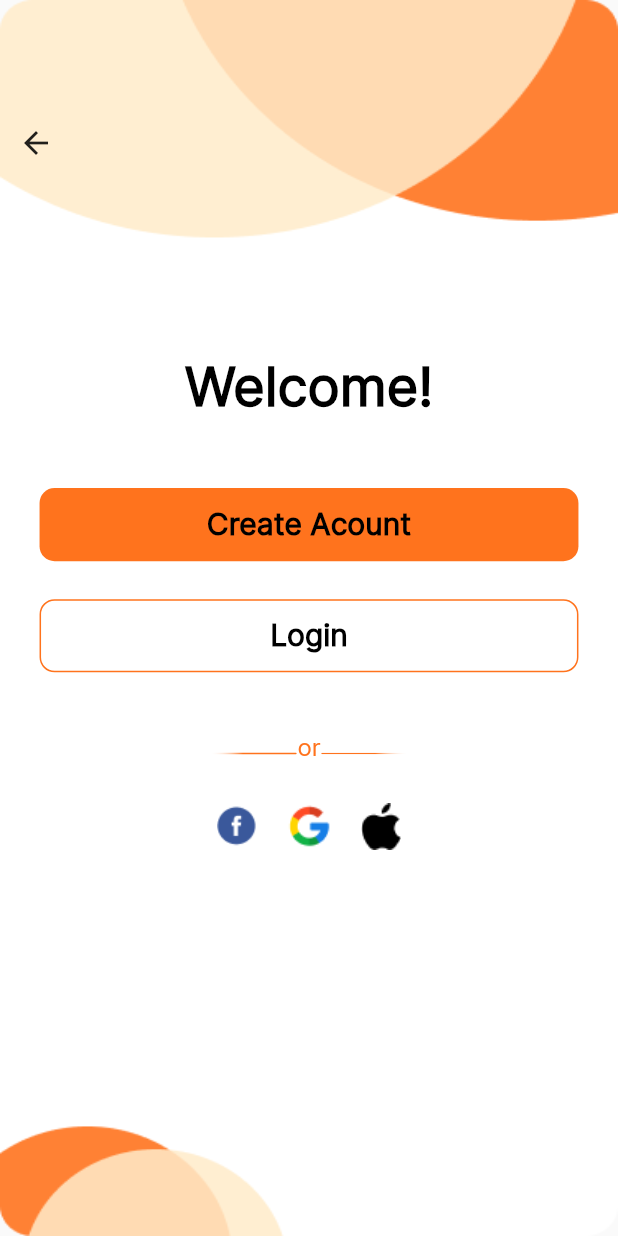
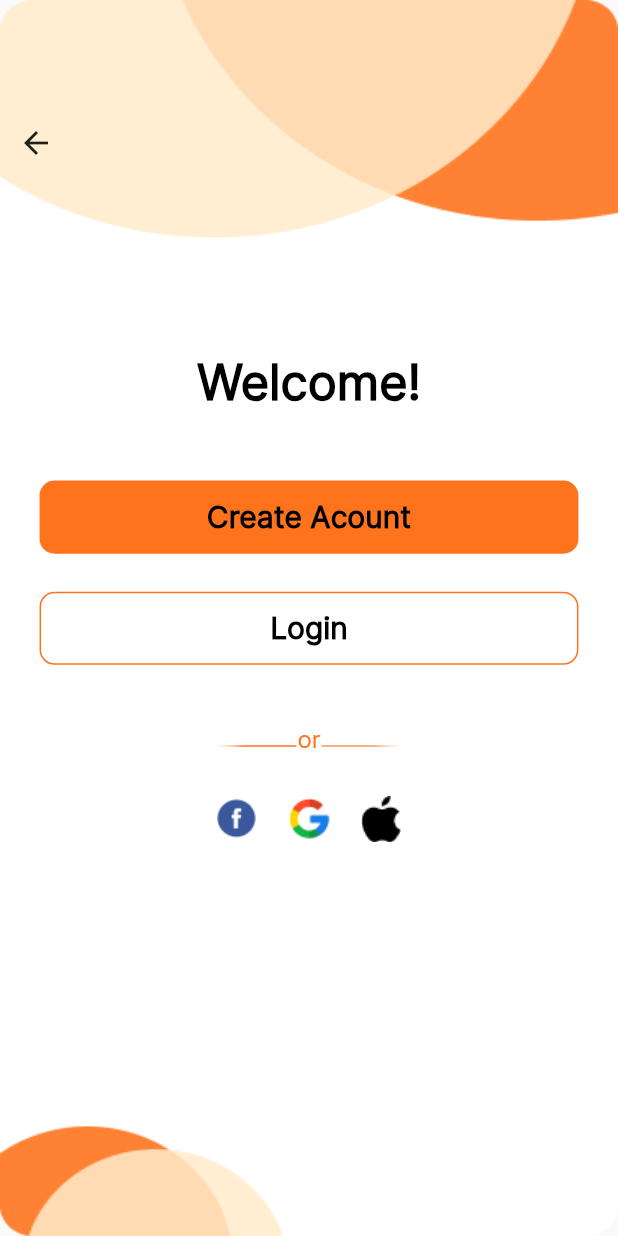
Before and after one commit to Karim-Monir/hotel_booking_app, a Flutter app: the screen it shows after launch, after a tap on the "arrow right alt" icon, on a phone screen of 412 x 824 dp. Run offline on Flutter 3.47's test engine with Material 2 defaults, Android fonts, the phone set to English and light mode, and no system bars; our stand-ins replace flutter_screenutil, flutter_svg, iconly, modal_progress_hud_nsn.

Commit message:
refactor auth and linking

```diff
--- a/lib/main.dart
+++ b/lib/main.dart
@@ -1,10 +1,6 @@
 import 'package:flutter/material.dart';
 import 'package:flutter_screenutil/flutter_screenutil.dart';
-import 'package:hotel_booking_app/view/auth/forget_password_screen.dart';
-import 'package:hotel_booking_app/view/auth/login_screen.dart';
-import 'package:hotel_booking_app/view/auth/register_screen.dart';
-import 'package:hotel_booking_app/view/auth/welcome_screen_auth.dart';
-import 'package:hotel_booking_app/view/home/layout.dart';
+
 import 'package:hotel_booking_app/view/splash/splash_screen.dart';
 
 void main() {
--- a/lib/utils/constant.dart
+++ b/lib/utils/constant.dart
@@ -1,5 +1,16 @@
 import 'package:flutter/material.dart';
+import 'package:flutter_screenutil/flutter_screenutil.dart';
 
 class AppConst {
   static Color KmainColor = const Color(0xffFF731D);
 }
+
+Widget defultWidgets({required String text}) => Text(
+      text,
+      style: TextStyle(
+        fontFamily: "Inter",
+        fontSize: 32.sp,
+        fontWeight: FontWeight.w800,
+        color: const Color(0xff000000),
+      ),
+    );
--- a/lib/view/auth/welcome_screen_auth.dart
+++ b/lib/view/auth/welcome_screen_auth.dart
@@ -5,6 +5,7 @@ import 'package:hotel_booking_app/utils/constant.dart';
 import 'package:hotel_booking_app/view/auth/login_screen.dart';
 import 'package:hotel_booking_app/view/auth/register_screen.dart';
 import 'package:hotel_booking_app/view/auth/widgets/custom_button.dart';
+import 'package:hotel_booking_app/view/auth/widgets/or_text_widget.dart';
 import 'package:hotel_booking_app/view/auth/widgets/row_auth.dart';
 import 'package:hotel_booking_app/view/auth/widgets/scond_button.dart';
 
@@ -50,15 +51,8 @@ class _WelcomeScreenAuthState extends State<WelcomeScreenAuth> {
             Center(
                 child: Column(
               children: [
-                const Text(
-                  "Welcome!",
-                  style: TextStyle(
-                    fontFamily: "Inter",
-                    fontSize: 36,
-                    fontWeight: FontWeight.bold,
-                    color: Color(0xff000000),
-                    height: 44 / 36,
-                  ),
+                defultWidgets(
+                  text: "Welcome!",
                 ),
                 SizedBox(
                   height: 45.h,
@@ -92,29 +86,7 @@ class _WelcomeScreenAuthState extends State<WelcomeScreenAuth> {
                 SizedBox(
                   height: 39.h,
                 ),
-                Row(
-                  mainAxisAlignment: MainAxisAlignment.center,
-                  mainAxisSize: MainAxisSize.min,
-                  children: [
-                    Padding(
-                      padding: const EdgeInsets.only(top: 10),
-                      child: SvgPicture.asset("assets/images/Line-7.svg"),
-                    ),
-                    Text(
-                      "or",
-                      style: TextStyle(
-                        fontFamily: "Inter",
-                        fontSize: 16,
-                        fontWeight: FontWeight.w400,
-                        color: AppConst.KmainColor,
-                      ),
-                    ),
-                    Padding(
-                      padding: const EdgeInsets.only(top: 10),
-                      child: SvgPicture.asset("assets/images/Line-6.svg"),
-                    )
-                  ],
-                ),
+                const OrTextWidget(),
                 SizedBox(
                   height: 20.h,
                 ),
--- /dev/null
+++ b/lib/view/auth/widgets/or_text_widget.dart
@@ -0,0 +1,34 @@
+import 'package:flutter/material.dart';
+import 'package:flutter_svg/svg.dart';
+import 'package:hotel_booking_app/utils/constant.dart';
+
+class OrTextWidget extends StatelessWidget {
+  const OrTextWidget({super.key});
+
+  @override
+  Widget build(BuildContext context) {
+    return Row(
+      mainAxisAlignment: MainAxisAlignment.center,
+      mainAxisSize: MainAxisSize.min,
+      children: [
+        Padding(
+          padding: const EdgeInsets.only(top: 10),
+          child: SvgPicture.asset("assets/images/Line-7.svg"),
+        ),
+        Text(
+          "or",
+          style: TextStyle(
+            fontFamily: "Inter",
+            fontSize: 16,
+            fontWeight: FontWeight.w400,
+            color: AppConst.KmainColor,
+          ),
+        ),
+        Padding(
+          padding: const EdgeInsets.only(top: 10),
+          child: SvgPicture.asset("assets/images/Line-6.svg"),
+        )
+      ],
+    );
+  }
+}
--- a/pubspec.yaml
+++ b/pubspec.yaml
@@ -35,6 +35,7 @@ dependencies:
   flutter_screenutil: ^5.9.0
   flutter_svg: ^2.0.7
   iconly: ^1.0.1
+  modal_progress_hud_nsn: ^0.4.0
 
 dev_dependencies:
   flutter_launcher_icons: any
```
Also changed, not shown: lib/view/auth/login_screen.dart (+14 -34 lines), lib/view/auth/register_screen.dart (+11 -33 lines), lib/view/home/home.dart (+132 -46 lines), pubspec.lock, 5 other files.
